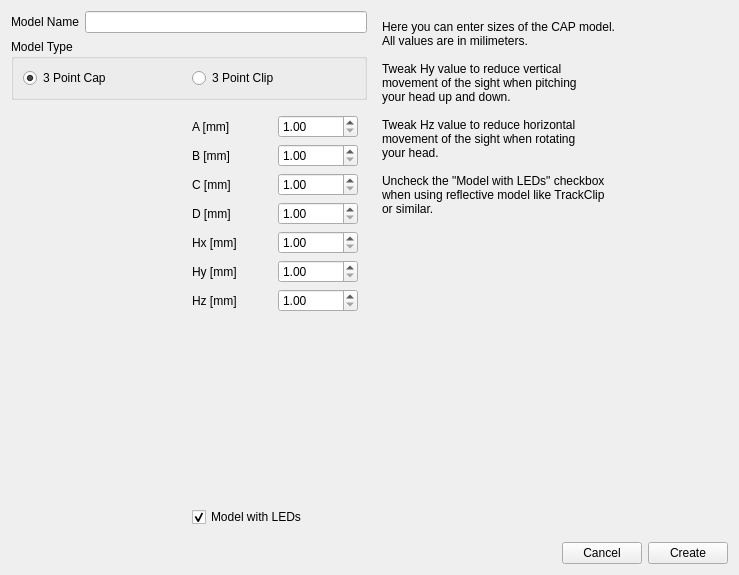
Old version of the form branches/michal/src/qt_gui/model_creation.ui in the repository uglyDwarf/linuxtrack.
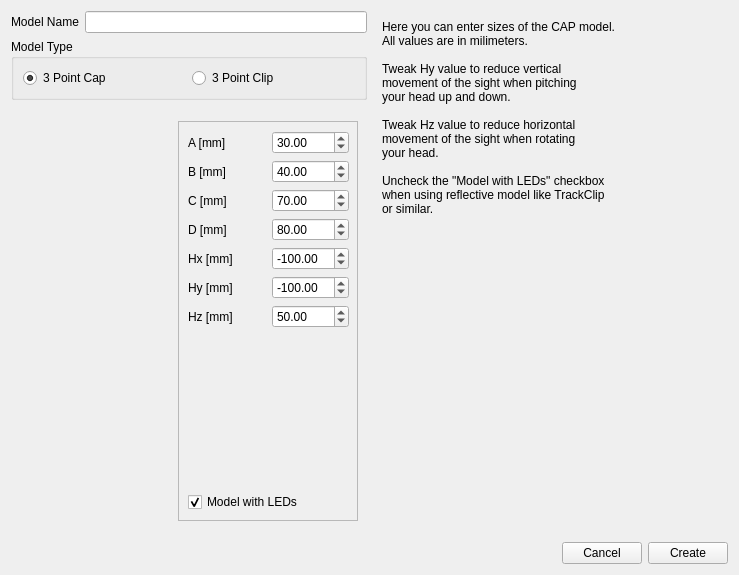
New version of the form. The open tabs and pages were chosen to show the change. Icons and pictures are not drawn.

What changed in the file:
```diff
--- a/branches/michal/src/qt_gui/model_creation.ui
+++ b/branches/michal/src/qt_gui/model_creation.ui
@@ -248,6 +248,34 @@
             </widget>
            </item>
            <item>
+            <widget class="QFrame" name="frame_4">
+             <property name="minimumSize">
+              <size>
+               <width>180</width>
+               <height>400</height>
+              </size>
+             </property>
+             <property name="maximumSize">
+              <size>
+               <width>180</width>
+               <height>400</height>
+              </size>
+             </property>
+             <property name="frameShape">
+              <enum>QFrame::StyledPanel</enum>
+             </property>
+             <property name="frameShadow">
+              <enum>QFrame::Raised</enum>
+             </property>
+             <widget class="QWidget" name="layoutWidget">
+              <property name="geometry">
+               <rect>
+                <x>10</x>
+                <y>10</y>
+                <width>161</width>
+                <height>381</height>
+               </rect>
+              </property>
             <layout class="QVBoxLayout" name="verticalLayout_11">
              <item>
               <layout class="QGridLayout" name="gridLayout_3">
@@ -266,6 +294,9 @@
                  <property name="maximum">
                   <double>999.990000000000009</double>
                  </property>
+                   <property name="value">
+                    <double>30.000000000000000</double>
+                   </property>
                 </widget>
                </item>
                <item row="1" column="1">
@@ -276,6 +307,9 @@
                  <property name="maximum">
                   <double>999.990000000000009</double>
                  </property>
+                   <property name="value">
+                    <double>40.000000000000000</double>
+                   </property>
                 </widget>
                </item>
                <item row="1" column="0">
@@ -300,6 +334,9 @@
                  <property name="maximum">
                   <double>999.990000000000009</double>
                  </property>
+                   <property name="value">
+                    <double>70.000000000000000</double>
+                   </property>
                 </widget>
                </item>
                <item row="5" column="0">
@@ -312,11 +349,14 @@
                <item row="5" column="1">
                 <widget class="QDoubleSpinBox" name="ClipHy">
                  <property name="minimum">
-                  <double>1.000000000000000</double>
+                    <double>-999.990000000000009</double>
                  </property>
                  <property name="maximum">
                   <double>999.990000000000009</double>
                  </property>
+                   <property name="value">
+                    <double>-100.000000000000000</double>
+                   </property>
                 </widget>
                </item>
                <item row="6" column="0">
@@ -329,11 +369,14 @@
                <item row="6" column="1">
                 <widget class="QDoubleSpinBox" name="ClipHz">
                  <property name="minimum">
-                  <double>1.000000000000000</double>
+                    <double>-999.990000000000009</double>
                  </property>
                  <property name="maximum">
                   <double>999.990000000000009</double>
                  </property>
+                   <property name="value">
+                    <double>50.000000000000000</double>
+                   </property>
                 </widget>
                </item>
                <item row="3" column="0">
@@ -351,6 +394,9 @@
                  <property name="maximum">
                   <double>999.990000000000009</double>
                  </property>
+                   <property name="value">
+                    <double>80.000000000000000</double>
+                   </property>
                 </widget>
                </item>
                <item row="4" column="0">
@@ -363,11 +409,14 @@
                <item row="4" column="1">
                 <widget class="QDoubleSpinBox" name="ClipHx">
                  <property name="minimum">
-                  <double>1.000000000000000</double>
+                    <double>-999.990000000000009</double>
                  </property>
                  <property name="maximum">
                   <double>999.990000000000009</double>
                  </property>
+                   <property name="value">
+                    <double>-100.000000000000000</double>
+                   </property>
                 </widget>
                </item>
               </layout>
@@ -396,6 +445,8 @@
               </widget>
              </item>
             </layout>
+             </widget>
+            </widget>
            </item>
           </layout>
          </widget>
```
Lines whose indentation alone changed are shown as unchanged.
